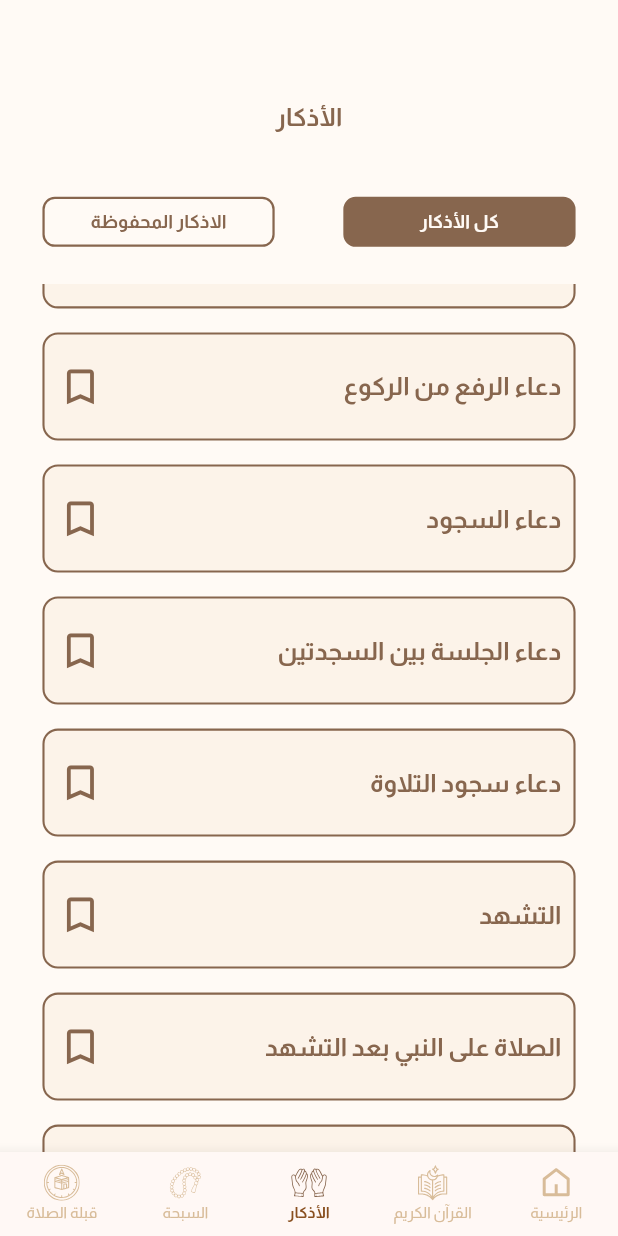
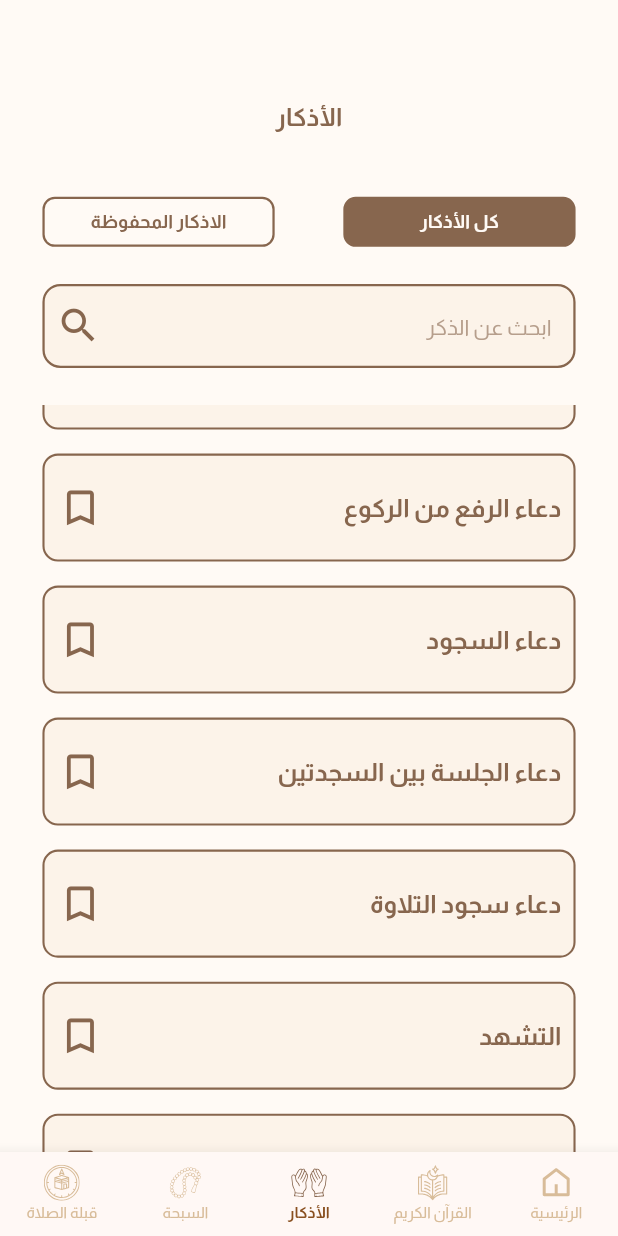
Before and after one commit to youssefhedefa/mo3een, a Flutter app: the screen it shows after launch, scrolled down 1728 dp, after a tap on the "bookmark outline" icon, on a phone screen of 412 x 824 dp. Run offline on Flutter 3.47's test engine with Material 3 defaults, Android fonts, the phone set to English and light mode, and no system bars; our stand-ins replace easy_localization, flutter_bloc, flutter_screenutil, flutter_svg, get_it, hijri and 4 more; missing offline and left inert: quran; accounts and stored records are empty.

Commit message:
Add search feature.

```diff
--- a/lib/core/components/custom_bottom_nav_bar/cubit/nav_bar_cubit.dart
+++ b/lib/core/components/custom_bottom_nav_bar/cubit/nav_bar_cubit.dart
@@ -6,6 +6,7 @@ import 'package:mo3een/core/helpers/icon_helper.dart';
 import 'package:mo3een/core/managers/di.dart';
 import 'package:mo3een/features/azkar/presentation/cubits/azkar_tabs_cubit/azkar_tabs_cubit.dart';
 import 'package:mo3een/features/azkar/presentation/cubits/get_all_azkar_cubit/get_all_azkar_cubit.dart';
+import 'package:mo3een/features/azkar/presentation/cubits/search_for_zekr_cubit/search_for_zekr_cubit.dart';
 import 'package:mo3een/features/azkar/presentation/ui/azkar_view.dart';
 import 'package:mo3een/features/home/presentation/cubits/get_date/get_date_cubit.dart';
 import 'package:mo3een/features/home/presentation/home.dart';
@@ -62,6 +63,7 @@ class BottomNavBarCubit extends Cubit<BottomNavBarStates>{
     MultiBlocProvider(
       providers: [
         BlocProvider(create: (context) => AzkarTabsCubit()),
+        BlocProvider(create: (context) => SearchForZekrCubit()),
         BlocProvider(create: (context) => GetAllAzkarCubit()..getAllAzkar()),
       ],
         child: const AzkarView(),
--- /dev/null
+++ b/lib/features/azkar/presentation/cubits/search_for_zekr_cubit/search_for_zekr_cubit.dart
@@ -0,0 +1,31 @@
+import 'package:flutter/cupertino.dart';
+import 'package:flutter_bloc/flutter_bloc.dart';
+import 'package:mo3een/features/azkar/data/azkar_data/azkar.dart';
+import 'package:mo3een/features/azkar/data/model/azkar_model.dart';
+import 'package:mo3een/features/azkar/presentation/cubits/search_for_zekr_cubit/search_for_zekr_states.dart';
+
+class SearchForZekrCubit extends Cubit<SearchForZekrState> {
+  SearchForZekrCubit() : super(SearchForZekrInitialState());
+
+  FocusNode searchFocusNode = FocusNode();
+  TextEditingController searchController = TextEditingController();
+
+
+  emitInitialState(){
+    emit(SearchForZekrInitialState());
+  }
+
+  searchForZekr({required String searchValue}) async {
+    emit(SearchForZekrLoadingState());
+    try {
+      var allAzkar = azkar.map((e) => AzkarModel.fromJson(e)).toList();
+      var searchResult = allAzkar
+          .where((element) =>
+              element.category.toLowerCase().contains(searchValue.toLowerCase()))
+          .toList();
+      emit(SearchForZekrSuccessState(azkar: searchResult));
+    } catch (e) {
+      emit(SearchForZekrErrorState(message: e.toString()));
+    }
+  }
+}
--- /dev/null
+++ b/lib/features/azkar/presentation/cubits/search_for_zekr_cubit/search_for_zekr_states.dart
@@ -0,0 +1,19 @@
+import 'package:mo3een/features/azkar/data/model/azkar_model.dart';
+
+abstract class SearchForZekrState{}
+
+class SearchForZekrInitialState extends SearchForZekrState{}
+
+class SearchForZekrLoadingState extends SearchForZekrState{}
+
+class SearchForZekrSuccessState extends SearchForZekrState{
+  final List<AzkarModel> azkar;
+
+  SearchForZekrSuccessState({required this.azkar});
+}
+
+class SearchForZekrErrorState extends SearchForZekrState{
+  final String message;
+
+  SearchForZekrErrorState({required this.message});
+}
--- a/lib/features/azkar/presentation/ui/azkar_view.dart
+++ b/lib/features/azkar/presentation/ui/azkar_view.dart
@@ -1,11 +1,17 @@
 import 'package:flutter/material.dart';
 import 'package:flutter_bloc/flutter_bloc.dart';
 import 'package:flutter_screenutil/flutter_screenutil.dart';
+import 'package:mo3een/core/components/widgets/custom_loading.dart';
 import 'package:mo3een/core/helpers/text_style_helper.dart';
+import 'package:mo3een/features/azkar/data/model/azkar_model.dart';
 import 'package:mo3een/features/azkar/presentation/cubits/azkar_tabs_cubit/azkar_tabs_cubit.dart';
 import 'package:mo3een/features/azkar/presentation/cubits/azkar_tabs_cubit/azkar_tabs_states.dart';
+import 'package:mo3een/features/azkar/presentation/cubits/search_for_zekr_cubit/search_for_zekr_cubit.dart';
+import 'package:mo3een/features/azkar/presentation/cubits/search_for_zekr_cubit/search_for_zekr_states.dart';
 import 'package:mo3een/features/azkar/presentation/ui/widgets/all_azkar_list.dart';
+import 'package:mo3een/features/azkar/presentation/ui/widgets/custom_zekr_item.dart';
 import 'package:mo3een/features/azkar/presentation/ui/widgets/tabs_list.dart';
+import 'package:mo3een/features/quran/presentation/widgets/custom_search_field.dart';
 
 class AzkarView extends StatelessWidget {
   const AzkarView({super.key});
@@ -32,14 +38,41 @@ class AzkarView extends StatelessWidget {
             SizedBox(
               height: 24.h,
             ),
-            BlocBuilder<AzkarTabsCubit, AzkarTabsState>(
-              builder: (context, state) {
-                if (state is AllAzkarTab) {
-                  return const AllAzkarList();
-                }else{
-                  return const SizedBox();
-                }
-              },
+            Expanded(
+              child: BlocBuilder<AzkarTabsCubit,AzkarTabsState>(
+                builder: (context, state) {
+                  if (state is AllAzkarTab) {
+                    return Column(
+                      children: [
+                        CustomSearchField(
+                          enabled: true,
+                          autofocus: false,
+                          hintText: 'ابحث عن الذكر',
+                          searchController:
+                          context.read<SearchForZekrCubit>().searchController,
+                          searchFocusNode:
+                          context.read<SearchForZekrCubit>().searchFocusNode,
+                          onChanged: (value) {
+                            if (value.isEmpty && value != ' ') {
+                              context.read<SearchForZekrCubit>().emitInitialState();
+                            } else {
+                              context
+                                  .read<SearchForZekrCubit>()
+                                  .searchForZekr(searchValue: value);
+                            }
+                          },
+                        ),
+                        SizedBox(
+                          height: 24.h,
+                        ),
+                        const CustomAzkarBuilderResult(),
+                      ],
+                    );
+                  } else {
+                    return const SizedBox();
+                  }
+                },
+              ),
             ),
           ],
         ),
@@ -47,3 +80,61 @@ class AzkarView extends StatelessWidget {
     );
   }
 }
+
+class CustomAzkarList extends StatelessWidget {
+  const CustomAzkarList({super.key, required this.azkar});
+
+  final List<AzkarModel> azkar;
+
+  @override
+  Widget build(BuildContext context) {
+    return Expanded(
+      child: ListView.separated(
+        padding: EdgeInsets.zero,
+        itemBuilder: (context, index) {
+          return CustomZekrItem(
+            zekr: azkar[index],
+          );
+        },
+        separatorBuilder: (context, index) => const SizedBox(
+          height: 16,
+        ),
+        itemCount: azkar.length,
+      ),
+    );
+  }
+}
+
+class CustomAzkarBuilderResult extends StatelessWidget {
+  const CustomAzkarBuilderResult({super.key});
+
+  @override
+  Widget build(BuildContext context) {
+    return BlocBuilder<SearchForZekrCubit, SearchForZekrState>(
+      builder: (context, state) {
+        if (state is SearchForZekrInitialState) {
+          return BlocBuilder<AzkarTabsCubit, AzkarTabsState>(
+            builder: (context, state) {
+              return const AllAzkarList();
+            },
+          );
+        }
+        else if (state is SearchForZekrLoadingState) {
+          return const Center(
+            child: CustomLoadingIndicator(),
+          );
+        } else if (state is SearchForZekrSuccessState) {
+          return CustomAzkarList(
+            azkar: state.azkar,
+          );
+        } else if (state is SearchForZekrErrorState) {
+          return Center(
+            child: Text(state.message),
+          );
+        } else {
+          return const SizedBox();
+        }
+      },
+    );
+  }
+}
--- a/lib/features/azkar/presentation/ui/widgets/all_azkar_list.dart
+++ b/lib/features/azkar/presentation/ui/widgets/all_azkar_list.dart
@@ -1,12 +1,8 @@
 import 'package:flutter/material.dart';
 import 'package:flutter_bloc/flutter_bloc.dart';
-import 'package:flutter_screenutil/flutter_screenutil.dart';
-import 'package:mo3een/core/helpers/color_helper.dart';
-import 'package:mo3een/core/helpers/text_style_helper.dart';
-import 'package:mo3een/features/azkar/data/model/azkar_model.dart';
 import 'package:mo3een/features/azkar/presentation/cubits/get_all_azkar_cubit/get_all_azkar_cubit.dart';
 import 'package:mo3een/features/azkar/presentation/cubits/get_all_azkar_cubit/get_all_azkar_states.dart';
-import 'package:mo3een/features/quran/presentation/widgets/custom_container.dart';
+import 'package:mo3een/features/azkar/presentation/ui/azkar_view.dart';
 
 class AllAzkarList extends StatelessWidget {
   const AllAzkarList({super.key});
@@ -16,56 +12,10 @@ class AllAzkarList extends StatelessWidget {
     return BlocBuilder<GetAllAzkarCubit,GetAllAzkarState>(
       builder: (context,state) {
         if(state is GetAllAzkarSuccessState){
-          return Expanded(
-            child: ListView.separated(
-              padding: EdgeInsets.zero,
-              itemBuilder: (context, index) => ZekrItem(
-                zekr: state.azkar[index],
-              ),
-              separatorBuilder: (context, index) => const SizedBox(
-                height: 16,
-              ),
-              itemCount: state.azkar.length,
-            ),
-          );
+          return CustomAzkarList(azkar: state.azkar);
         }
         return const SizedBox();
       }
     );
   }
 }
-
-class ZekrItem extends StatelessWidget {
-  const ZekrItem({super.key, required this.zekr});
-
-  final AzkarModel zekr;
-
-  @override
-  Widget build(BuildContext context) {
-    return CustomContainer(
-      child: Padding(
-        padding: const EdgeInsets.only(right: 8.0),
-        child: Row(
-          children: [
-            Expanded(
-              child: Text(
-                  zekr.category,
-                maxLines: 1,
-                overflow: TextOverflow.ellipsis,
-                style: AppTextStyleHelper.font16BoldPrimary,
-              ),
-            ),
-            IconButton(
-              onPressed: () {},
-              icon: Icon(
-                Icons.bookmark_border,
-                color: AppColorHelper.primaryColor,
-                size: 30.sp,
-              ),
-            )
-          ],
-        ),
-      ),
-    );
-  }
-}
--- /dev/null
+++ b/lib/features/azkar/presentation/ui/widgets/custom_zekr_item.dart
@@ -0,0 +1,42 @@
+import 'package:flutter/material.dart';
+import 'package:flutter_screenutil/flutter_screenutil.dart';
+import 'package:mo3een/core/helpers/color_helper.dart';
+import 'package:mo3een/core/helpers/text_style_helper.dart';
+import 'package:mo3een/features/azkar/data/model/azkar_model.dart';
+import 'package:mo3een/features/quran/presentation/widgets/custom_container.dart';
+
+
+class CustomZekrItem extends StatelessWidget {
+  const CustomZekrItem({super.key, required this.zekr});
+
+  final AzkarModel zekr;
+
+  @override
+  Widget build(BuildContext context) {
+    return CustomContainer(
+      child: Padding(
+        padding: const EdgeInsets.only(right: 8.0),
+        child: Row(
+          children: [
+            Expanded(
+              child: Text(
+                zekr.category,
+                maxLines: 1,
+                overflow: TextOverflow.ellipsis,
+                style: AppTextStyleHelper.font16BoldPrimary,
+              ),
+            ),
+            IconButton(
+              onPressed: () {},
+              icon: Icon(
+                Icons.bookmark_border,
+                color: AppColorHelper.primaryColor,
+                size: 30.sp,
+              ),
+            )
+          ],
+        ),
+      ),
+    );
+  }
+}
--- a/lib/features/quran/presentation/widgets/custom_search_field.dart
+++ b/lib/features/quran/presentation/widgets/custom_search_field.dart
@@ -3,12 +3,14 @@ import 'package:mo3een/core/helpers/color_helper.dart';
 import 'package:mo3een/core/helpers/text_style_helper.dart';
 
 class CustomSearchField extends StatelessWidget {
-  const CustomSearchField({super.key, required this.enabled, this.onChanged, this.searchController, this.searchFocusNode});
+  const CustomSearchField({super.key, required this.enabled, this.onChanged, this.searchController, this.searchFocusNode, this.autofocus, this.hintText});
 
   final bool enabled;
   final Function(String)? onChanged;
   final TextEditingController? searchController;
   final FocusNode? searchFocusNode;
+  final bool? autofocus;
+  final String? hintText;
 
   @override
   Widget build(BuildContext context) {
@@ -17,9 +19,9 @@ class CustomSearchField extends StatelessWidget {
       enabled: enabled,
       onChanged: onChanged,
       focusNode: searchFocusNode,
-      autofocus: true,
+      autofocus: autofocus ?? true,
       decoration: InputDecoration(
-        hintText: 'ابحث عن سوره, صفحه, رقم الصفحه او الايه',
+        hintText: hintText ?? 'ابحث عن سوره, صفحه, رقم الصفحه او الايه',
         hintStyle: AppTextStyleHelper.font14RegularPrimary60,
         suffixIcon: const Icon(
             Icons.search,
```
